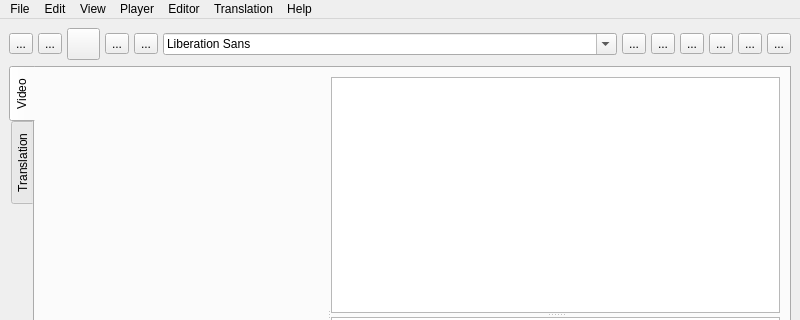
Before: the Qt Designer form tool.ui in ljn7/Vagyojaka-testing, drawn with Qt 5; both pictures show x 0 to 800 and y 0 to 320 of the 800 by 600 pixel window.
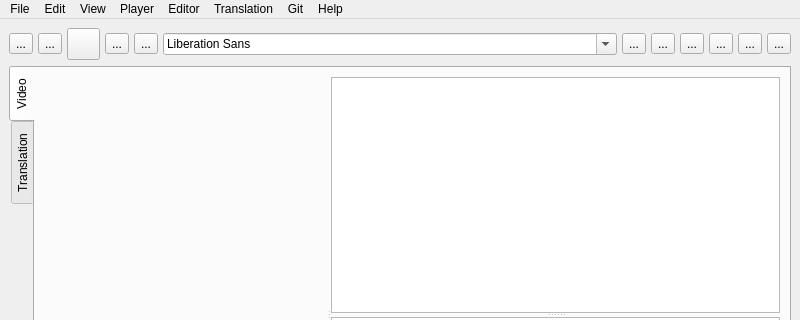
After: the same form once the commit is applied. Icons and pictures are not drawn. Custom widgets are drawn as their Qt base class.

Patch:
```diff
--- a/tool.ui
+++ b/tool.ui
@@ -765,12 +765,19 @@
     <addaction name="Open_File_in_Editor2"/>
     <addaction name="editor_save3"/>
    </widget>
+   <widget class="QMenu" name="menuGit">
+    <property name="title">
+     <string>Git</string>
+    </property>
+    <addaction name="actionOpen_Gui"/>
+   </widget>
    <addaction name="menuFile"/>
    <addaction name="menuEdit"/>
    <addaction name="menuView"/>
    <addaction name="menuMedia_Player"/>
    <addaction name="menuEditor"/>
    <addaction name="menuTranslation"/>
+   <addaction name="menuGit"/>
    <addaction name="menuHelp"/>
   </widget>
   <widget class="QStatusBar" name="statusbar"/>
```
Left out of the diff: 31 changed lines with no effect on the pictures.
